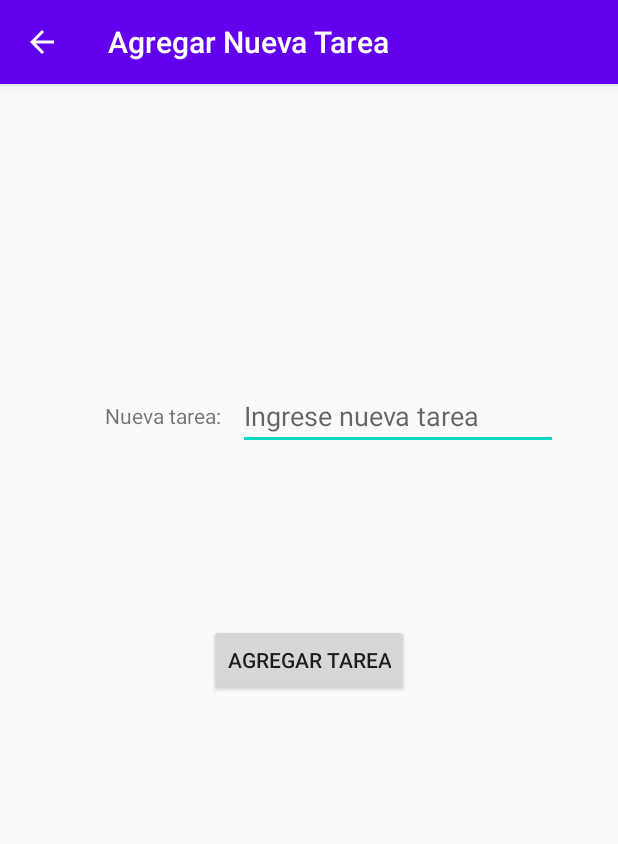
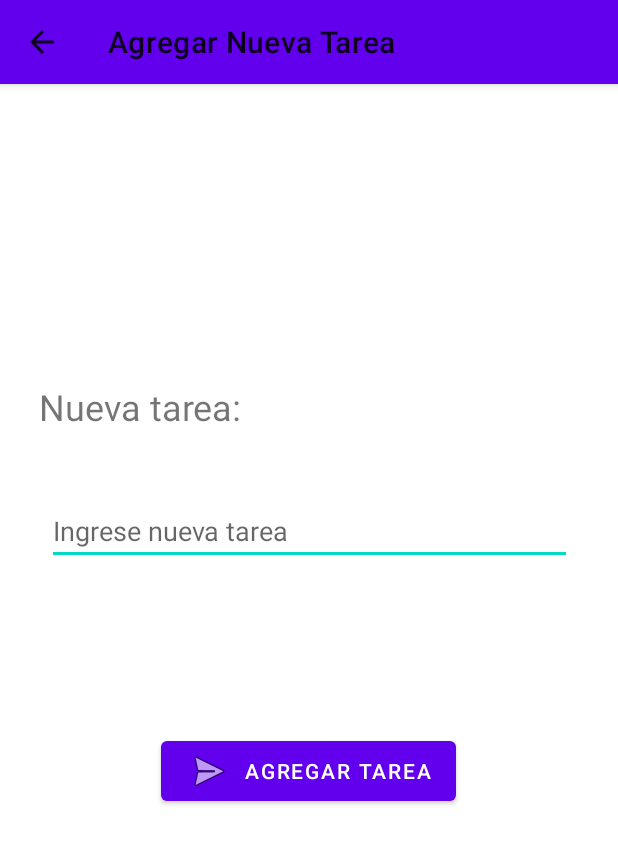
Before and after one commit to royeryangali/Lab2G1, an Android app: the agregar_tarea screen opened directly, with no data from a screen before it, on a phone screen of 412 x 824 dp. Shown: the top 844 px of the screen. Run offline under Robolectric (Android 15) with nearby library versions, the phone set to English and light mode, and no system bars; 2 statements that could not run were skipped.

Commit message:
cambio de temas

```diff
--- a/app/build.gradle
+++ b/app/build.gradle
@@ -29,5 +29,5 @@ dependencies {
     testImplementation 'junit:junit:4.12'
     androidTestImplementation 'androidx.test.ext:junit:1.1.2'
     androidTestImplementation 'androidx.test.espresso:espresso-core:3.3.0'
-
+    implementation 'com.google.android.material:material:1.2.1'
 }
--- a/app/src/main/AndroidManifest.xml
+++ b/app/src/main/AndroidManifest.xml
@@ -8,7 +8,7 @@
         android:label="@string/app_name"
         android:roundIcon="@mipmap/ic_panda_round"
         android:supportsRtl="true"
-        android:theme="@style/AppTheme">
+        android:theme="@style/porDefecto">
         <activity android:name=".tareas_pendientes"></activity>
         <activity android:name=".agregar_tarea" android:parentActivityName=".tareas_pendientes" />
         <activity android:name=".MainActivity">
--- a/app/src/main/java/pe/edu/pucp/tel306/agregar_tarea.java
+++ b/app/src/main/java/pe/edu/pucp/tel306/agregar_tarea.java
@@ -27,6 +27,19 @@ public class agregar_tarea extends AppCompatActivity {
 
         TextView textView = findViewById(R.id.textViewCampo);
         String textoDelCampo = textView.getText().toString();
+
+        switch (usuario.getEspecialidad()){
+            case "electronica":
+                agregar_tarea.this.setTheme(R.style.mdcThemeElectro);
+                break;
+            case "telecomunicaciones":
+                agregar_tarea.this.setTheme(R.style.mdcThemeTelecom);
+            case "informatica":
+                agregar_tarea.this.setTheme(R.style.mdcThemeInf);
+            default:
+                agregar_tarea.this.setTheme(R.style.porDefecto);
+        }
+
         if (textoDelCampo.isEmpty()) {
             Toast.makeText(agregar_tarea.this, "Error, tarea nueva vacía.", Toast.LENGTH_SHORT).show();
         } else {
--- a/app/src/main/res/layout/activity_agregar_tarea.xml
+++ b/app/src/main/res/layout/activity_agregar_tarea.xml
@@ -10,34 +10,40 @@
         android:id="@+id/buttonAgregarTarea"
         android:layout_width="wrap_content"
         android:layout_height="wrap_content"
+        android:drawableLeft="@android:drawable/ic_menu_send"
         android:text="Agregar Tarea"
         app:layout_constraintBottom_toBottomOf="parent"
         app:layout_constraintEnd_toEndOf="parent"
+        app:layout_constraintHorizontal_bias="0.498"
         app:layout_constraintStart_toStartOf="parent"
-        app:layout_constraintTop_toTopOf="parent" />
+        app:layout_constraintTop_toTopOf="parent"
+        app:layout_constraintVertical_bias="0.603" />
 
     <TextView
         android:id="@+id/textView2"
         android:layout_width="wrap_content"
         android:layout_height="wrap_content"
         android:text="Nueva tarea:"
+        android:textSize="24sp"
         app:layout_constraintBottom_toBottomOf="parent"
         app:layout_constraintEnd_toEndOf="parent"
-        app:layout_constraintHorizontal_bias="0.209"
+        app:layout_constraintHorizontal_bias="0.093"
         app:layout_constraintStart_toStartOf="parent"
         app:layout_constraintTop_toTopOf="parent"
-        app:layout_constraintVertical_bias="0.282" />
+        app:layout_constraintVertical_bias="0.27" />
 
     <EditText
         android:id="@+id/textViewCampo"
-        android:layout_width="wrap_content"
+        android:layout_width="350dp"
         android:layout_height="wrap_content"
-        android:layout_marginEnd="40dp"
         android:ems="10"
         android:hint="Ingrese nueva tarea"
         android:inputType="textPersonName"
-        app:layout_constraintBottom_toBottomOf="@+id/textView2"
+        app:layout_constraintBottom_toTopOf="@+id/buttonAgregarTarea"
         app:layout_constraintEnd_toEndOf="parent"
-        app:layout_constraintStart_toEndOf="@+id/textView"
-        app:layout_constraintTop_toTopOf="@+id/textView2" />
+        app:layout_constraintHorizontal_bias="0.508"
+        app:layout_constraintStart_toStartOf="parent"
+        app:layout_constraintTop_toTopOf="@+id/textView2"
+        app:layout_constraintVertical_bias="0.408" />
+
 </androidx.constraintlayout.widget.ConstraintLayout>
--- a/app/src/main/res/values/styles.xml
+++ b/app/src/main/res/values/styles.xml
@@ -7,4 +7,17 @@
         <item name="colorAccent">@color/colorAccent</item>
     </style>
 
+    <style name="porDefecto" parent="Theme.MaterialComponents.Light"></style>
+
+    <style name="mdcThemeInf" parent="Theme.MaterialComponents.DayNight">
+        <item name="colorPrimary">#171EBA</item>
+    </style>
+
+    <style name="mdcThemeElectro" parent="Theme.MaterialComponents.DayNight">
+        <item name="colorPrimary">#C81717</item>
+    </style>
+
+    <style name="mdcThemeTelecom" parent="Theme.MaterialComponents.DayNight">
+        <item name="colorPrimary">#17C3BE</item>
+    </style>
 </resources>
```
